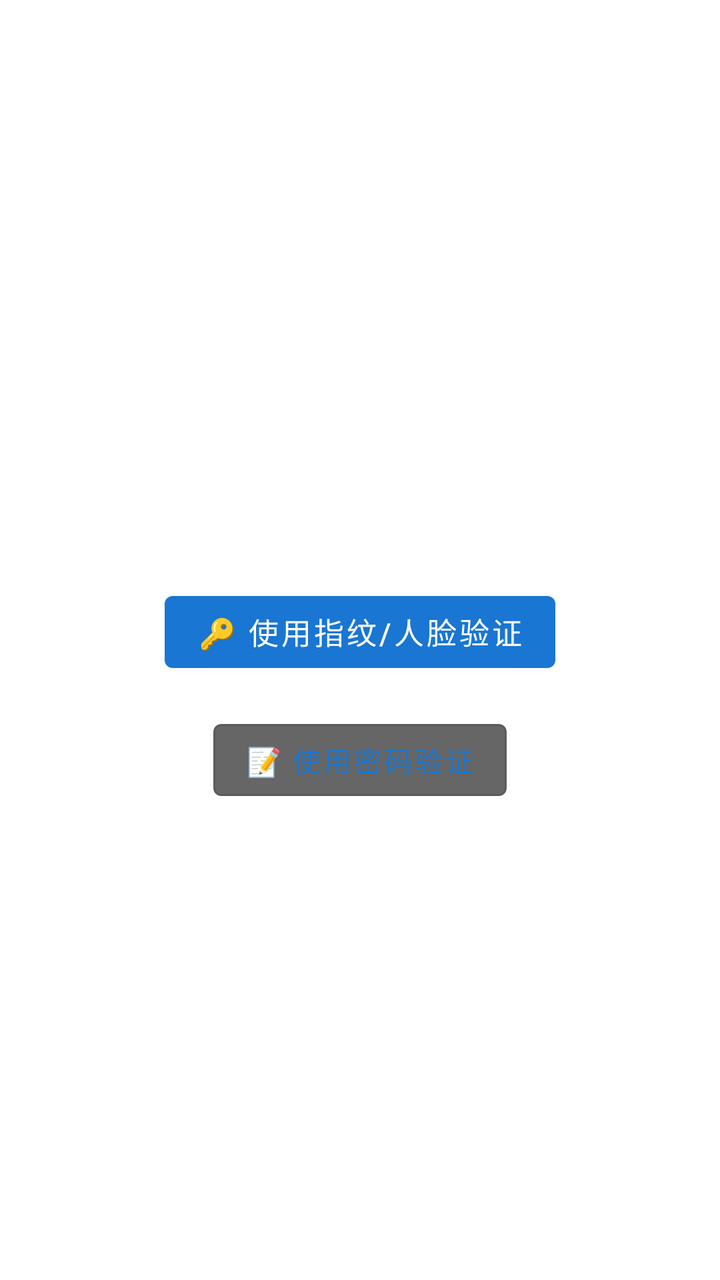
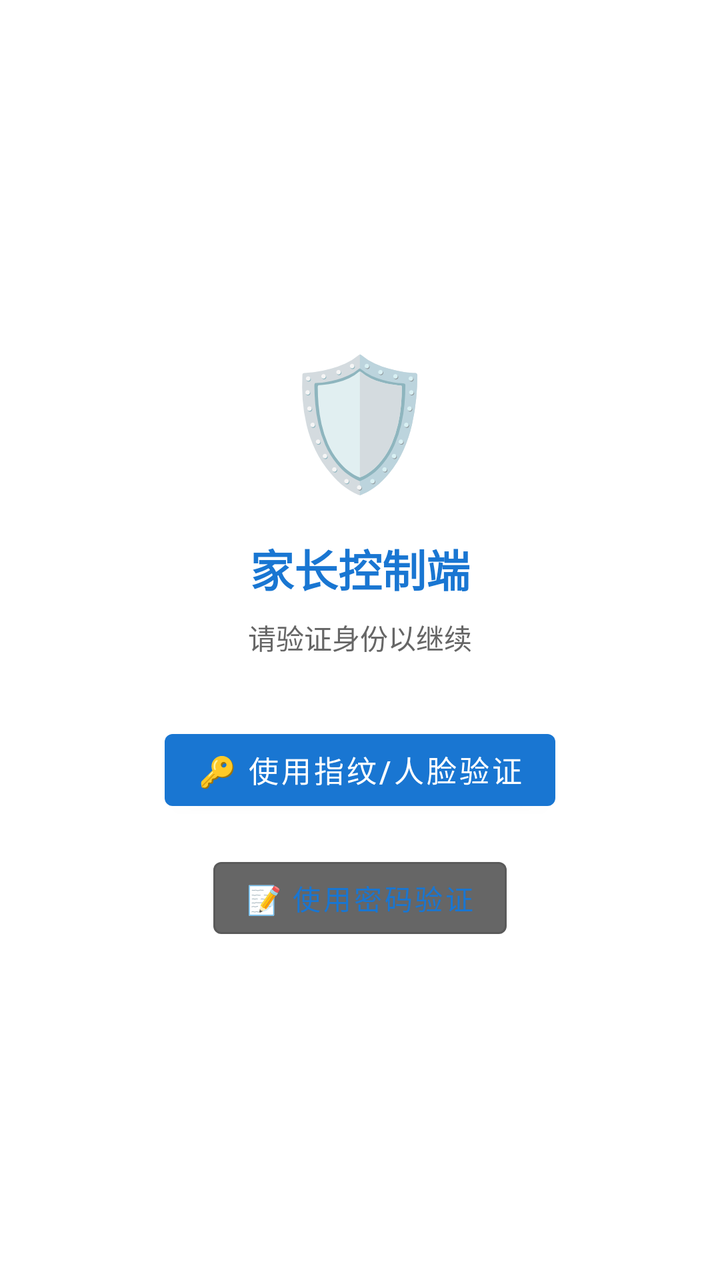

An Android layout rendered at two revisions. The XML below is the earlier revision; the diff shows what the commit changed to produce the second picture.
<!-- AndroidManifest.xml: application theme Theme.ParentController -->
<!-- res/layout/activity_parent.xml -->
<?xml version="1.0" encoding="utf-8"?>
<FrameLayout xmlns:android="http://schemas.android.com/apk/res/android"
    xmlns:app="http://schemas.android.com/apk/res-auto"
    android:layout_width="match_parent"
    android:layout_height="match_parent">

    <ScrollView
        android:layout_width="match_parent"
        android:layout_height="match_parent"
        android:padding="16dp">

    <LinearLayout
        android:layout_width="match_parent"
        android:layout_height="wrap_content"
        android:orientation="vertical">

        <TextView
            android:id="@+id/tvAppTitle"
            android:layout_width="wrap_content"
            android:layout_height="wrap_content"
            android:layout_gravity="center"
            android:layout_marginBottom="16dp"
            android:text="🛡️ 家长控制端 v3.0"
            android:textSize="24sp"
            android:textStyle="bold" />

        
        <com.google.android.material.card.MaterialCardView
            android:layout_width="match_parent"
            android:layout_height="wrap_content"
            android:layout_marginBottom="16dp"
            app:cardCornerRadius="8dp"
            app:cardElevation="2dp">

            <LinearLayout
                android:layout_width="match_parent"
                android:layout_height="wrap_content"
                android:orientation="vertical"
                android:padding="12dp">

                <TextView
                    android:layout_width="wrap_content"
                    android:layout_height="wrap_content"
                    android:text="📡 控制模式"
                    android:textStyle="bold"
                    android:textSize="15sp"
                    android:layout_marginBottom="8dp" />

                <RadioGroup
                    android:id="@+id/rgMode"
                    android:layout_width="match_parent"
                    android:layout_height="wrap_content"
                    android:orientation="horizontal"
                    android:layout_marginBottom="8dp">

                    <RadioButton
                        android:id="@+id/rbMqtt"
                        android:layout_width="0dp"
                        android:layout_height="wrap_content"
                        android:layout_weight="1"
                        android:text="🌐 跨网络 (MQTT)"
                        android:textSize="14sp"
                        android:checked="true" />

                    <RadioButton
                        android:id="@+id/rbHttp"
                        android:layout_width="0dp"
                        android:layout_height="wrap_content"
                        android:layout_weight="1"
                        android:text="🏠 同 WiFi (HTTP)"
                        android:textSize="14sp" />
                </RadioGroup>

                
                <LinearLayout
                    android:id="@+id/llMqttInputs"
                    android:layout_width="match_parent"
                    android:layout_height="wrap_content"
                    android:orientation="vertical"
                    android:visibility="gone">

                    <LinearLayout
                        android:layout_width="match_parent"
                        android:layout_height="wrap_content"
                        android:orientation="horizontal"
                        android:gravity="center_vertical">

                        <com.google.android.material.textfield.TextInputLayout
                            style="@style/Widget.MaterialComponents.TextInputLayout.OutlinedBox"
                            android:layout_width="0dp"
                            android:layout_height="wrap_content"
                            android:layout_weight="1"
                            android:hint="孩子手机 DeviceId（如 honor_ARMR023407000870）">

                            <com.google.android.material.textfield.TextInputEditText
                                android:id="@+id/etDeviceId"
                                android:layout_width="match_parent"
                                android:layout_height="wrap_content"
                                android:inputType="text" />
                        </com.google.android.material.textfield.TextInputLayout>

                        <com.google.android.material.button.MaterialButton
                            android:id="@+id/btnUnlockDeviceId"
                            android:layout_width="wrap_content"
                            android:layout_height="wrap_content"
                            android:layout_marginStart="8dp"
                            android:text="🔓 解锁"
                            android:textSize="13sp"
                            app:backgroundTint="#FF9800" />
                    </LinearLayout>

                    <TextView
                        android:id="@+id/tvOnlineStatus"
                        android:layout_width="match_parent"
                        android:layout_height="wrap_content"
                        android:text="🔄 MQTT 连接中..."
                        android:textSize="13sp"
                        android:textColor="#666666"
                        android:layout_marginTop="4dp"
                        android:layout_marginBottom="4dp" />
                </LinearLayout>

                
                <LinearLayout
                    android:id="@+id/llHttpInputs"
                    android:layout_width="match_parent"
                    android:layout_height="wrap_content"
                    android:orientation="vertical">

                    <com.google.android.material.textfield.TextInputLayout
                        style="@style/Widget.MaterialComponents.TextInputLayout.OutlinedBox"
                        android:layout_width="match_parent"
                        android:layout_height="wrap_content"
                        android:hint="孩子手机 IP（如 192.168.0.32）">

                        <com.google.android.material.textfield.TextInputEditText
                            android:id="@+id/etIp"
                            android:layout_width="match_parent"
                            android:layout_height="wrap_content"
                            android:inputType="text"
                            android:text="192.168.0.32" />
                    </com.google.android.material.textfield.TextInputLayout>
                </LinearLayout>

                <LinearLayout
                    android:layout_width="match_parent"
                    android:layout_height="wrap_content"
                    android:orientation="horizontal"
                    android:gravity="center_vertical">

                    <com.google.android.material.textfield.TextInputLayout
                        style="@style/Widget.MaterialComponents.TextInputLayout.OutlinedBox"
                        android:layout_width="0dp"
                        android:layout_height="wrap_content"
                        android:layout_weight="1"
                        android:hint="家长锁密码"
                        app:passwordToggleEnabled="true">

                        <com.google.android.material.textfield.TextInputEditText
                            android:id="@+id/etPwd"
                            android:layout_width="match_parent"
                            android:layout_height="wrap_content"
                            android:inputType="textPassword" />
                    </com.google.android.material.textfield.TextInputLayout>

                    <com.google.android.material.button.MaterialButton
                        android:id="@+id/btnUnlockPwd"
                        android:layout_width="wrap_content"
                        android:layout_height="wrap_content"
                        android:layout_marginStart="8dp"
                        android:text="🔓 解锁"
                        android:textSize="13sp"
                        app:backgroundTint="#FF9800" />
                </LinearLayout>

                <TextView
                    android:id="@+id/tvMqttDebug"
                    android:layout_width="match_parent"
                    android:layout_height="wrap_content"
                    android:text="⏳ 等待 MQTT 连接..."
                    android:textSize="12sp"
                    android:textColor="#888888"
                    android:visibility="gone" />
            </LinearLayout>
        </com.google.android.material.card.MaterialCardView>

        <com.google.android.material.button.MaterialButton
            android:id="@+id/btnStatus"
            android:layout_width="match_parent"
            android:layout_height="wrap_content"
            android:layout_marginBottom="12dp"
            android:text="🔄 刷新状态"
            android:textSize="16sp"
            app:backgroundTint="#1976D2" />

        <com.google.android.material.card.MaterialCardView
            android:layout_width="match_parent"
            android:layout_height="wrap_content"
            android:layout_marginBottom="20dp"
            app:cardCornerRadius="8dp"
            app:cardElevation="2dp">

            <LinearLayout
                android:layout_width="match_parent"
                android:layout_height="wrap_content"
                android:orientation="vertical"
                android:padding="16dp">

                <TextView
                    android:layout_width="wrap_content"
                    android:layout_height="wrap_content"
                    android:text="📋 当前状态"
                    android:textStyle="bold"
                    android:textSize="16sp"
                    android:layout_marginBottom="8dp" />

                <TextView
                    android:id="@+id/tvStatus"
                    android:layout_width="match_parent"
                    android:layout_height="wrap_content"
                    android:text="点「刷新状态」查询"
                    android:textSize="15sp"
                    android:lineSpacingExtra="4dp" />
            </LinearLayout>
        </com.google.android.material.card.MaterialCardView>

        <LinearLayout
            android:layout_width="match_parent"
            android:layout_height="wrap_content"
            android:orientation="horizontal"
            android:layout_marginBottom="12dp">

            <TextView
                android:layout_width="wrap_content"
                android:layout_height="wrap_content"
                android:text="暂停时长："
                android:textSize="16sp"
                android:layout_gravity="center_vertical" />

            <EditText
                android:id="@+id/etMinutes"
                android:layout_width="0dp"
                android:layout_height="wrap_content"
                android:layout_weight="1"
                android:inputType="number"
                android:text="10"
                android:hint="分钟" />

            <TextView
                android:layout_width="wrap_content"
                android:layout_height="wrap_content"
                android:text=" 分钟"
                android:textSize="16sp"
                android:layout_gravity="center_vertical" />
        </LinearLayout>

        <com.google.android.material.button.MaterialButton
            android:id="@+id/btnPause"
            android:layout_width="match_parent"
            android:layout_height="wrap_content"
            android:layout_marginBottom="8dp"
            android:text="⏸️ 暂停游戏拦截"
            android:textSize="16sp"
            app:backgroundTint="#FF6F00" />

        <com.google.android.material.button.MaterialButton
            android:id="@+id/btnResume"
            android:layout_width="match_parent"
            android:layout_height="wrap_content"
            android:layout_marginBottom="8dp"
            android:text="▶️ 启动游戏拦截"
            android:textSize="16sp"
            app:backgroundTint="#43A047" />

        <View
            android:layout_width="match_parent"
            android:layout_height="1dp"
            android:layout_marginTop="8dp"
            android:layout_marginBottom="12dp"
            android:background="#E0E0E0" />

        <TextView
            android:layout_width="wrap_content"
            android:layout_height="wrap_content"
            android:text="📦 安装管控"
            android:textStyle="bold"
            android:textSize="16sp"
            android:layout_marginBottom="8dp" />

        <com.google.android.material.button.MaterialButton
            android:id="@+id/btnBlockInstall"
            android:layout_width="match_parent"
            android:layout_height="wrap_content"
            android:layout_marginBottom="8dp"
            android:text="🚫 禁止安装 APP/游戏"
            android:textSize="16sp"
            app:backgroundTint="#D32F2F" />

        <com.google.android.material.button.MaterialButton
            android:id="@+id/btnAllowInstall"
            android:layout_width="match_parent"
            android:layout_height="wrap_content"
            android:layout_marginBottom="8dp"
            android:text="✅ 允许安装 APP/游戏"
            android:textSize="16sp"
            app:backgroundTint="#43A047" />

        <View
            android:layout_width="match_parent"
            android:layout_height="1dp"
            android:layout_marginTop="8dp"
            android:layout_marginBottom="12dp"
            android:background="#E0E0E0" />

        <TextView
            android:layout_width="wrap_content"
            android:layout_height="wrap_content"
            android:text="🔒 远程锁屏"
            android:textStyle="bold"
            android:textSize="16sp"
            android:layout_marginBottom="8dp" />

        <LinearLayout
            android:layout_width="match_parent"
            android:layout_height="wrap_content"
            android:orientation="horizontal"
            android:layout_marginBottom="8dp">

            <TextView
                android:layout_width="wrap_content"
                android:layout_height="wrap_content"
                android:text="锁定时长："
                android:textSize="16sp"
                android:layout_gravity="center_vertical" />

            <EditText
                android:id="@+id/etLockMinutes"
                android:layout_width="0dp"
                android:layout_height="wrap_content"
                android:layout_weight="1"
                android:inputType="number"
                android:text="30"
                android:hint="分钟" />

            <TextView
                android:layout_width="wrap_content"
                android:layout_height="wrap_content"
                android:text=" 分钟（到时自动解）"
                android:textSize="15sp"
                android:layout_gravity="center_vertical" />
        </LinearLayout>

        <LinearLayout
            android:layout_width="match_parent"
            android:layout_height="wrap_content"
            android:orientation="horizontal"
            android:layout_marginBottom="4dp">

            <com.google.android.material.button.MaterialButton
                android:id="@+id/btnLockFor"
                android:layout_width="0dp"
                android:layout_height="wrap_content"
                android:layout_weight="1"
                android:layout_marginEnd="4dp"
                android:text="⏱ 定时锁定 N 分钟"
                android:textSize="14sp"
                app:backgroundTint="#E65100" />

            <com.google.android.material.button.MaterialButton
                android:id="@+id/btnLockNow"
                android:layout_width="0dp"
                android:layout_height="wrap_content"
                android:layout_weight="1"
                android:layout_marginStart="4dp"
                android:text="🔒 永久锁屏"
                android:textSize="14sp"
                app:backgroundTint="#6A1B9A" />
        </LinearLayout>

        <com.google.android.material.button.MaterialButton
            android:id="@+id/btnUnlock"
            android:layout_width="match_parent"
            android:layout_height="wrap_content"
            android:layout_marginBottom="8dp"
            android:text="🔓 解除强制锁屏"
            android:textSize="15sp"
            app:backgroundTint="#1976D2" />

        <View
            android:layout_width="match_parent"
            android:layout_height="1dp"
            android:layout_marginTop="16dp"
            android:layout_marginBottom="12dp"
            android:background="#E0E0E0" />

        <TextView
            android:layout_width="wrap_content"
            android:layout_height="wrap_content"
            android:text="📱 APP 管理（远程隐藏/显示）"
            android:textStyle="bold"
            android:textSize="16sp"
            android:layout_marginBottom="8dp" />

        <com.google.android.material.button.MaterialButton
            android:id="@+id/btnAppHistory"
            android:layout_width="match_parent"
            android:layout_height="wrap_content"
            android:layout_marginBottom="8dp"
            android:text="� 查看孩子APP使用动态"
            android:textSize="15sp"
            app:backgroundTint="#EF6C00" />

        <com.google.android.material.button.MaterialButton
            android:id="@+id/btnListApps"
            android:layout_width="match_parent"
            android:layout_height="wrap_content"
            android:layout_marginBottom="8dp"
            android:text="🔍 扫描孩子手机 APP 列表"
            android:textSize="15sp"
            app:backgroundTint="#43A047" />

        
        <LinearLayout
            android:id="@+id/llAppList"
            android:layout_width="match_parent"
            android:layout_height="wrap_content"
            android:orientation="vertical"
            android:layout_marginBottom="8dp" />

        <TextView
            android:id="@+id/tvAppListHint"
            android:layout_width="match_parent"
            android:layout_height="wrap_content"
            android:text="点上面按钮扫描 APP 列表"
            android:textSize="13sp"
            android:textColor="#888888"
            android:layout_marginBottom="8dp" />

        
        <View
            android:layout_width="match_parent"
            android:layout_height="1dp"
            android:layout_marginTop="16dp"
            android:layout_marginBottom="12dp"
            android:background="#E0E0E0" />

        <TextView
            android:layout_width="wrap_content"
            android:layout_height="wrap_content"
            android:text="🔧 系统更新"
            android:textStyle="bold"
            android:textSize="16sp"
            android:layout_marginBottom="8dp" />

        <com.google.android.material.button.MaterialButton
            android:id="@+id/btnPushChildUpdate"
            android:layout_width="match_parent"
            android:layout_height="wrap_content"
            android:layout_marginBottom="4dp"
            android:text="📡 推送孩子端更新"
            android:textSize="15sp"
            app:backgroundTint="#1976D2" />

        <TextView
            android:id="@+id/tvChildVersion"
            android:layout_width="match_parent"
            android:layout_height="wrap_content"
            android:text="孩子端版本：未知（未连接）"
            android:textSize="12sp"
            android:textColor="#666666"
            android:gravity="center"
            android:layout_marginBottom="8dp" />

        <TextView
            android:layout_width="match_parent"
            android:layout_height="wrap_content"
            android:text="💡 点一下 → 孩子端后台静默下载 + 通知触发安装"
            android:textSize="12sp"
            android:textColor="#888888"
            android:layout_marginBottom="8dp" />

        <TextView
            android:layout_width="match_parent"
            android:layout_height="wrap_content"
            android:layout_marginTop="20dp"
            android:text="💡 v3.0 使用说明：\n【跨网络 MQTT】两端只需有任何网络（WiFi/4G/5G），输入孩子手机 DeviceId 即可\n【同 WiFi HTTP】两端在同一局域网，输入孩子手机 IP（孩子端 App 标题栏可查看）\n孩子端 DeviceId 格式：honor_{手机序列号}，在孩子端 App 标题栏可查看"
            android:textSize="13sp"
            android:lineSpacingExtra="3dp"
            android:textColor="#666666" />

    </LinearLayout>
    </ScrollView>

    
    <LinearLayout
        android:id="@+id/lockOverlay"
        android:layout_width="match_parent"
        android:layout_height="match_parent"
        android:orientation="vertical"
        android:gravity="center"
        android:padding="32dp"
        android:background="#FFFFFFFF"
        android:visibility="visible">

        <TextView
            android:text="🛡️"
            android:textSize="64sp"
            android:layout_marginBottom="16dp" />

        <TextView
            android:text="家长控制端"
            android:textSize="22sp"
            android:textStyle="bold"
            android:textColor="#1976D2"
            android:layout_marginBottom="8dp" />

        <TextView
            android:text="请验证身份以继续"
            android:textSize="14sp"
            android:textColor="#666666"
            android:layout_marginBottom="32dp" />

        <com.google.android.material.button.MaterialButton
            android:id="@+id/btnBiometricAuth"
            android:layout_width="wrap_content"
            android:layout_height="wrap_content"
            android:text="🔑 使用指纹/人脸验证"
            android:textSize="15sp"
            app:backgroundTint="#1976D2"
            android:layout_marginBottom="16dp" />

        <com.google.android.material.button.MaterialButton
            android:id="@+id/btnPasswordAuth"
            android:layout_width="wrap_content"
            android:layout_height="wrap_content"
            android:text="📝 使用密码验证"
            android:textSize="14sp"
            style="?attr/materialButtonOutlinedStyle"
            app:backgroundTint="#666666" />

    </LinearLayout>

</FrameLayout>
<!-- resources referenced by this layout -->
<resources>
  <style name="Theme.ParentController" parent="Theme.MaterialComponents.Light.DarkActionBar">
          <item name="colorPrimary">#1976D2</item>
          <item name="colorPrimaryVariant">#0D47A1</item>
          <item name="colorOnPrimary">#FFFFFF</item>
          <item name="colorSecondary">#FF6F00</item>
          <item name="colorOnSecondary">#FFFFFF</item>
      </style>
</resources>

<!-- the commit's change to res/layout/activity_parent.xml (unified diff, before → after) -->
@@ -431,10 +431,9 @@
             android:id="@+id/tvAppListHint"
             android:layout_width="match_parent"
             android:layout_height="wrap_content"
-            android:text="点上面按钮扫描 APP 列表"
             android:textSize="13sp"
             android:textColor="#888888"
-            android:layout_marginBottom="8dp" />
+            android:visibility="gone" />
 
         
         <View
@@ -474,10 +473,9 @@
         <TextView
             android:layout_width="match_parent"
             android:layout_height="wrap_content"
-            android:text="💡 点一下 → 孩子端后台静默下载 + 通知触发安装"
             android:textSize="12sp"
             android:textColor="#888888"
-            android:layout_marginBottom="8dp" />
+            android:visibility="gone" />
 
         <TextView
             android:layout_width="match_parent"
@@ -503,11 +501,15 @@
         android:visibility="visible">
 
         <TextView
+            android:layout_width="wrap_content"
+            android:layout_height="wrap_content"
             android:text="🛡️"
             android:textSize="64sp"
             android:layout_marginBottom="16dp" />
 
         <TextView
+            android:layout_width="wrap_content"
+            android:layout_height="wrap_content"
             android:text="家长控制端"
             android:textSize="22sp"
             android:textStyle="bold"
@@ -515,6 +517,8 @@
             android:layout_marginBottom="8dp" />
 
         <TextView
+            android:layout_width="wrap_content"
+            android:layout_height="wrap_content"
             android:text="请验证身份以继续"
             android:textSize="14sp"
             android:textColor="#666666"
